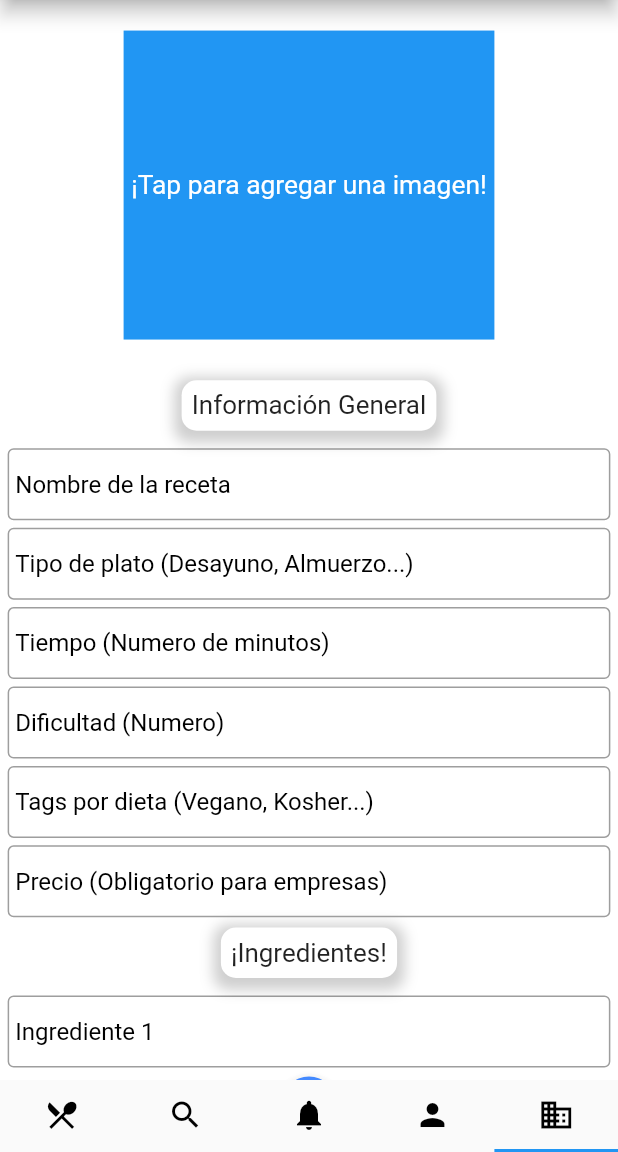
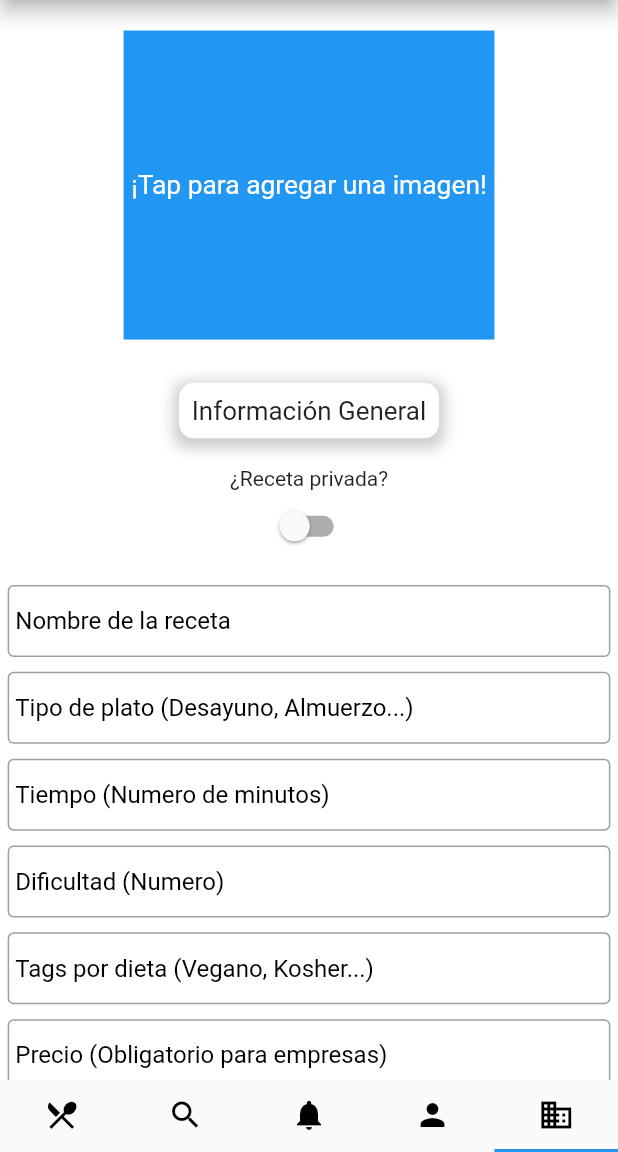
Before and after one commit to AlonsoJimenez/CookTime, a Flutter app: the screen it shows after launch, item 5 of the bottom bar chosen, on a phone screen of 412 x 824 dp, the part 84-1236 px from its top. Run offline on Flutter 3.47's test engine with Material 2 defaults, Android fonts, the phone set to English and light mode, and no system bars; our stand-ins replace image_picker; accounts and stored records are empty; network calls fail; key blocks and very long unbroken strings in the code were emptied for the run.

Commit message:
Se agregó el switch a la página Recetas
Se agregó el switch para marcar si una receta es privada o es pública (empresas)

```diff
--- a/cook_time/lib/screens/recipeScreen.dart
+++ b/cook_time/lib/screens/recipeScreen.dart
@@ -15,6 +15,7 @@ class RecipeScreen extends StatefulWidget {
 
 class RecipeScreenState extends State<RecipeScreen> {
   String base64;
+  bool private = false;
 
   var baseTextFieldControllers = List<TextEditingController>();
   var baseTextFormFields = List<Widget>();
@@ -57,6 +58,7 @@ class RecipeScreenState extends State<RecipeScreen> {
     return Container(
       padding: EdgeInsets.only(
           top: SizeConfig.fixLilVer * 6,
+          bottom: SizeConfig.fixLilVer * 6,
           right: SizeConfig.fixLil * 15,
           left: SizeConfig.fixLil * 15),
       child: TextFormField(
@@ -87,14 +89,14 @@ class RecipeScreenState extends State<RecipeScreen> {
         boxShadow: [
           BoxShadow(
             color: Colors.grey.withOpacity(0.5),
-            spreadRadius: 5,
+            spreadRadius: 4,
             blurRadius: 7,
             offset: Offset(0, 3),
           )
         ],
       ),
-      margin: EdgeInsets.all(SizeConfig.fixLil * 20),
-      padding: EdgeInsets.all(SizeConfig.fixLil * 20),
+      margin: EdgeInsets.all(SizeConfig.fixLil * 25),
+      padding: EdgeInsets.all(SizeConfig.fixLil * 25),
       child: Text(
         text,
         textScaleFactor: SizeConfig.fixLilHor * 3,
@@ -157,6 +159,23 @@ class RecipeScreenState extends State<RecipeScreen> {
             //Other Widgets
 
             categoryContainer("Información General"),
+
+            Container(
+              margin: EdgeInsets.all(SizeConfig.fixLil * 30),
+              child: Column(
+                children: [
+                  Text("¿Receta privada?"),
+                  Switch(
+                    value: private,
+                    onChanged: (value) {
+                      setState(() {
+                        private = value;
+                      });
+                    },
+                  ),
+                ],
+              ),
+            ),
 
             Column(
               children: baseTextFormFields,
```
